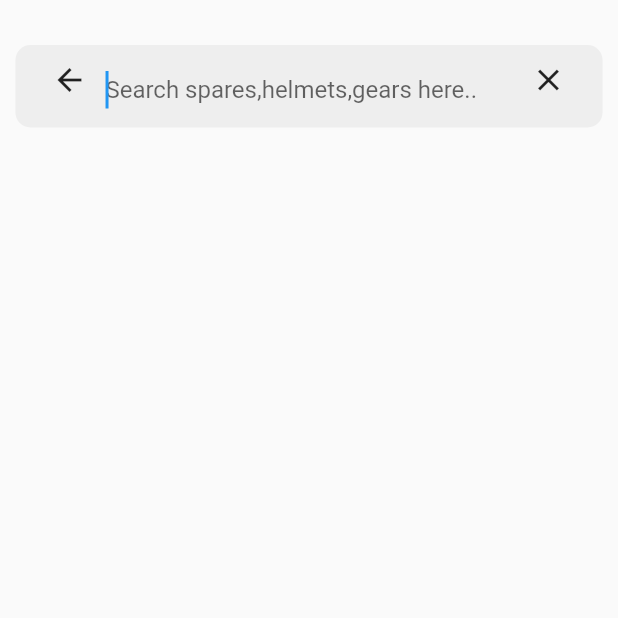
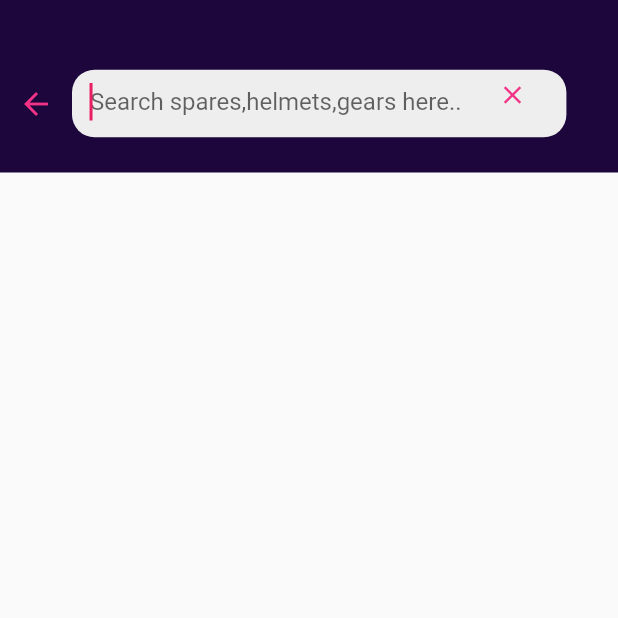
Before and after one commit to Dev-Abhijithmp/partsbay, a Flutter app: the screen it shows once a user with an empty profile is signed in, after a tap on "Search spares,helmets,gears here..", on a phone screen of 412 x 824 dp, the top half of it. Run offline on Flutter 3.47's test engine with Material 2 defaults, Android fonts, the phone set to English and light mode, and no system bars; our stand-ins replace cloud_firestore, curved_navigation_bar, firebase_auth, firebase_core, google_fonts; missing offline and left inert: flutter_swiper_tv; accounts and stored records are empty; network calls fail.

Commit message:
1.55 am 21 oct commit

```diff
--- a/lib/authentication/loginpage.dart
+++ b/lib/authentication/loginpage.dart
@@ -6,6 +6,7 @@ import 'package:flutter/services.dart';
 import 'package:partsbay/authentication/authenticate.dart';
 import 'package:partsbay/authentication/forgot.dart';
 import 'package:partsbay/authentication/signuppage.dart';
+import 'package:partsbay/colorsandfontsandwidgets.dart';
 
 class Loginpage extends StatefulWidget {
   Loginpage({Key? key}) : super(key: key);
@@ -24,7 +25,8 @@ class _LoginpageState extends State<Loginpage> {
     TextEditingController controllerPass = TextEditingController();
 
     return Scaffold(
-      backgroundColor: Color.fromRGBO(28, 6, 59, 1),
+      resizeToAvoidBottomInset: false,
+      backgroundColor: blue,
       body: Container(
         child: Stack(
           children: [
--- a/lib/authentication/siginoutstates.dart
+++ b/lib/authentication/siginoutstates.dart
@@ -1,6 +1,7 @@
 import 'package:flutter/material.dart';
 import 'package:partsbay/authentication/authenticate.dart';
 import 'package:partsbay/authentication/loginpage.dart';
+import 'package:partsbay/colorsandfontsandwidgets.dart';
 import 'package:partsbay/screens/bottombar.dart';
 
 class Signinout extends StatefulWidget {
@@ -14,6 +15,7 @@ class _SigninoutState extends State<Signinout> {
   @override
   Widget build(BuildContext context) {
     return Scaffold(
+      backgroundColor: blue,
       body: StreamBuilder(
           stream: changesign,
           builder: (context, snapshot) {
--- /dev/null
+++ b/lib/colorsandfontsandwidgets.dart
@@ -0,0 +1,41 @@
+// ignore_for_file: implementation_imports
+
+import 'package:flutter/material.dart';
+import 'package:google_fonts/google_fonts.dart';
+
+Color pink = Color.fromRGBO(242, 50, 134, 1);
+Color blue = Color.fromRGBO(28, 6, 59, 1);
+Color greybackground = Colors.grey.shade200;
+
+Widget sizedh(double value) {
+  return SizedBox(
+    height: value,
+  );
+}
+
+Widget sizedw(double value) {
+  return SizedBox(
+    width: value,
+  );
+}
+
+Widget profiletile(String title, String subtitle) {
+  return Container(
+    margin: EdgeInsets.symmetric(horizontal: 5),
+    child: Card(
+      child: ListTile(
+        title: Text(
+          title,
+          style: GoogleFonts.lato(
+              color: blue, fontWeight: FontWeight.bold, fontSize: 20),
+        ),
+        subtitle: Text(
+          subtitle,
+          style: GoogleFonts.lato(
+            color: blue,
+          ),
+        ),
+      ),
+    ),
+  );
+}
--- a/lib/inner_screen/itempage.dart
+++ b/lib/inner_screen/itempage.dart
@@ -2,7 +2,7 @@ import 'package:cloud_firestore/cloud_firestore.dart';
 import 'package:flutter/material.dart';
 import 'package:flutter_swiper_tv/flutter_swiper.dart';
 import 'package:google_fonts/google_fonts.dart';
-import 'package:partsbay/colorsandfonts.dart';
+import 'package:partsbay/colorsandfontsandwidgets.dart';
 import 'package:partsbay/myicons_icons.dart';
 
 class Itempage extends StatefulWidget {
@@ -82,7 +82,7 @@ class _ItempageState extends State<Itempage> {
                           return Card(
                             child: Image.network(
                               links[index],
-                              fit: BoxFit.cover,
+                              fit: BoxFit.contain,
                             ),
                           );
                         },
@@ -115,6 +115,8 @@ class _ItempageState extends State<Itempage> {
                       height: 50,
                       child: Center(
                         child: ListView.builder(
+                          physics: ScrollPhysics(
+                              parent: AlwaysScrollableScrollPhysics()),
                           shrinkWrap: true,
                           scrollDirection: Axis.horizontal,
                           itemBuilder: (BuildContext context, int index) {
--- a/lib/inner_screen/viewpage.dart
+++ b/lib/inner_screen/viewpage.dart
@@ -1,7 +1,7 @@
 import 'package:cloud_firestore/cloud_firestore.dart';
 import 'package:flutter/material.dart';
 import 'package:google_fonts/google_fonts.dart';
-import 'package:partsbay/colorsandfonts.dart';
+import 'package:partsbay/colorsandfontsandwidgets.dart';
 import 'package:partsbay/inner_screen/itempage.dart';
 
 class Viewpage extends StatelessWidget {
@@ -95,7 +95,6 @@ Widget singleItem(List<dynamic> url, String title, double price) {
             width: 160,
             child: Image.network(
               url[0].toString(),
-              fit: BoxFit.fill,
             ),
           ),
           SizedBox(
--- a/lib/main.dart
+++ b/lib/main.dart
@@ -27,6 +27,9 @@ class _AppState extends State<App> {
   @override
   Widget build(BuildContext context) {
     return MaterialApp(
+      theme: ThemeData(
+        primarySwatch: Colors.pink,
+      ),
       home: FutureBuilder(
         // Initialize FlutterFire:
         future: _initialization,
--- a/lib/screens/bottombar.dart
+++ b/lib/screens/bottombar.dart
@@ -1,10 +1,12 @@
 import 'package:flutter/material.dart';
+import 'package:partsbay/colorsandfontsandwidgets.dart';
 import 'package:partsbay/myicons_icons.dart';
 import 'package:partsbay/screens/cart.dart';
 import 'package:partsbay/screens/homepage.dart';
 import 'package:partsbay/screens/offlinepage.dart';
 import 'package:partsbay/screens/orderscreen.dart';
 import 'package:partsbay/screens/menuscreem.dart';
+import 'package:curved_navigation_bar/curved_navigation_bar.dart';
 
 class Bottompage extends StatefulWidget {
   Bottompage({Key? key}) : super(key: key);
@@ -32,9 +34,43 @@ class _BottompageState extends State<Bottompage> {
     }
 
     return Scaffold(
-      extendBody: true,
-      body: pages[selectedIndex],
-      bottomNavigationBar: BottomAppBar(
+        extendBody: true,
+        body: pages[selectedIndex],
+        bottomNavigationBar: CurvedNavigationBar(
+          backgroundColor: Colors.white,
+          color: blue,
+          height: 50,
+          items: [
+            Icon(
+              Icons.home,
+              color: pink,
+            ),
+            Icon(
+              Icons.gps_fixed_outlined,
+              size: 20,
+              color: pink,
+            ),
+            Icon(
+              Myicons.opencart,
+              color: pink,
+            ),
+            Icon(
+              Icons.offline_bolt,
+              color: pink,
+            ),
+            Icon(
+              Myicons.user_male,
+              size: 20,
+              color: pink,
+            ),
+          ],
+          onTap: (index) {
+            selectedstate(index);
+          },
+        ));
+  }
+}
+/*BottomAppBar(
         child: BottomNavigationBar(
           unselectedItemColor: Colors.black,
           selectedItemColor: Color.fromRGBO(223, 61, 126, 1),
@@ -70,7 +106,4 @@ class _BottompageState extends State<Bottompage> {
             ),
           ],
         ),
-      ),
-    );
-  }
-}
+      ), */
--- a/lib/screens/homepage.dart
+++ b/lib/screens/homepage.dart
@@ -1,6 +1,7 @@
 import 'package:flutter/material.dart';
 import 'package:flutter/services.dart';
-import 'package:partsbay/colorsandfonts.dart';
+import 'package:google_fonts/google_fonts.dart';
+import 'package:partsbay/colorsandfontsandwidgets.dart';
 import 'package:partsbay/fetchdata/firestore.dart';
 import 'package:partsbay/myicons_icons.dart';
 import 'package:flutter_swiper_tv/flutter_swiper.dart';
@@ -51,9 +52,7 @@ class _HomepageState extends State<Homepage> {
               child: Column(
                 crossAxisAlignment: CrossAxisAlignment.start,
                 children: [
-                  SizedBox(
-                    height: 10,
-                  ),
+                  sizedh(10),
                   Container(
                     height: 200,
                     child: Swiper(
@@ -75,76 +74,30 @@ class _HomepageState extends State<Homepage> {
                       },
                     ),
                   ),
-                  SizedBox(
-                    height: 20,
-                  ),
+                  sizedh(20),
                   Row(
                     children: [
-                      SizedBox(
-                        width: 20,
-                      ),
+                      sizedw(20),
                       Text(
                         "Categories",
-                        style: TextStyle(fontSize: 20),
+                        style: GoogleFonts.lato(color: blue, fontSize: 20),
                       ),
                     ],
                   ),
-                  SizedBox(
-                    height: 20,
-                  ),
+                  sizedh(20),
                   _categories(context),
-                  SizedBox(
-                    height: 20,
-                  ),
+                  sizedh(20),
                   Row(
                     children: [
-                      SizedBox(
-                        width: 20,
-                      ),
+                      sizedw(20),
                       Text(
-                        "Shop by Bikes",
-                        style: TextStyle(fontSize: 20),
+                        "Shop by bikes",
+                        style: GoogleFonts.lato(color: blue, fontSize: 20),
                       ),
                     ],
                   ),
                   _shopbybikes(),
-                  SizedBox(
-                    height: 20,
-                  ),
-                  SizedBox(
-                    height: 20,
-                  ),
-                  SizedBox(
-                    height: 20,
-                  ),
-                  Card(
-                    margin: EdgeInsets.all(8),
-                    child: Container(
-                      height: 200,
-                      decoration: BoxDecoration(
-                        borderRadius: BorderRadius.circular(50),
-                      ),
-                      child: Swiper(
-                        fade: 1,
-                        autoplay: true,
-                        itemCount: img.length,
-                        controller: SwiperController(),
-                        pagination: SwiperPagination(
-                          builder: SwiperPagination.dots,
-                          alignment: Alignment.bottomCenter,
-                        ),
-                        itemBuilder: (BuildContext context, int index) {
-                          return Image.asset(
-                            img[index],
-                            fit: BoxFit.cover,
-                          );
-                        },
-                      ),
-                    ),
-                  ),
-                  SizedBox(
-                    height: 50,
-                  )
+                  sizedh(60),
                 ],
               ),
             ),
@@ -160,7 +113,7 @@ Widget _appbar(context, double latitude, double logtitude) {
     width: double.infinity,
     height: 120,
     decoration: BoxDecoration(
-      color: Color.fromRGBO(28, 6, 59, 1),
+      color: blue,
       boxShadow: [
         BoxShadow(
             blurRadius: 1,
@@ -205,9 +158,7 @@ Widget _appbar(context, double latitude, double logtitude) {
         Row(
           mainAxisAlignment: MainAxisAlignment.spaceEvenly,
           children: [
-            SizedBox(
-              width: 10,
-            ),
+            sizedw(10),
             GestureDetector(
               onTap: () {
                 Navigator.push(context,
@@ -227,7 +178,11 @@ Widget _appbar(context, double latitude, double logtitude) {
                 child: Row(
                   children: [
                     Icon(Icons.search),
-                    Expanded(child: Text("Search spares,helmets,gears here.."))
+                    Expanded(
+                        child: Text("Search spares,helmets,gears here..",
+                            style: GoogleFonts.lato(
+                              color: blue,
+                            ))),
                   ],
                 ),
               ),
@@ -242,7 +197,7 @@ Widget _appbar(context, double latitude, double logtitude) {
                 icon: Icon(
                   Myicons.heart_empty,
                   size: 20,
-                  color: Color.fromRGBO(223, 61, 126, 1),
+                  color: pink,
                 ))
           ],
         )
@@ -252,41 +207,48 @@ Widget _appbar(context, double latitude, double logtitude) {
 }
 
 Widget _shopbybikes() {
-  return Container(
+  List<String> img = [
+    "images/duke390.jpeg",
+    "images/g310.jpeg",
+    "images/himalayan.jpeg",
+    "images/ninja.jpeg",
+    "images/duke390.jpeg"
+  ];
+  return SizedBox(
+    height: 60 * (img.length * 2),
     width: double.infinity,
-    child: SingleChildScrollView(
-      scrollDirection: Axis.horizontal,
-      child: Row(
-        children: [
-          SizedBox(
-            width: 100,
-            height: 100,
-            child: Card(child: Image.asset("images/duke390.jpeg")),
-          ),
-          SizedBox(
-            width: 100,
-            height: 100,
-            child: Card(child: Image.asset("images/g310.jpeg")),
-          ),
-          SizedBox(
-            width: 100,
-            height: 100,
-            child: Card(
-              child: Image.asset("images/himalayan.jpeg"),
+    child: GridView.builder(
+      shrinkWrap: true,
+      scrollDirection: Axis.vertical,
+      controller: ScrollController(keepScrollOffset: false),
+      physics: NeverScrollableScrollPhysics(),
+      gridDelegate:
+          SliverGridDelegateWithFixedCrossAxisCount(crossAxisCount: 2),
+      itemBuilder: (BuildContext context, int index) {
+        return SizedBox(
+          height: 100,
+          width: 100,
+          child: Card(
+            child: Column(
+              mainAxisAlignment: MainAxisAlignment.spaceBetween,
+              children: [
+                Image.asset(
+                  img[index],
+                  fit: BoxFit.contain,
+                ),
+                Container(
+                  margin: EdgeInsets.only(bottom: 10),
+                  child: Text(
+                    "Bike",
+                    style: GoogleFonts.lato(color: blue, fontSize: 15),
+                  ),
+                )
+              ],
             ),
           ),
-          SizedBox(
-            width: 100,
-            height: 100,
-            child: Card(child: Image.asset("images/ninja.jpeg")),
-          ),
-          SizedBox(
-            width: 100,
-            height: 100,
-            child: Card(child: Image.asset("images/duke390.jpeg")),
-          ),
-        ],
-      ),
+        );
+      },
+      itemCount: img.length,
     ),
   );
 }
@@ -321,7 +283,7 @@ Widget _categories(context) {
                     ),
                     Text(
                       "Jackets",
-                      style: TextStyle(fontSize: 20),
+                      style: GoogleFonts.lato(color: blue, fontSize: 20),
                     )
                   ],
                 ),
@@ -352,7 +314,7 @@ Widget _categories(context) {
                     ),
                     Text(
                       "Helmets",
-                      style: TextStyle(fontSize: 20),
+                      style: GoogleFonts.lato(color: blue, fontSize: 20),
                     )
                   ],
                 ),
@@ -381,7 +343,7 @@ Widget _categories(context) {
                     ),
                     Text(
                       "Gloves",
-                      style: TextStyle(fontSize: 20),
+                      style: GoogleFonts.lato(color: blue, fontSize: 20),
                     )
                   ],
                 ),
@@ -410,7 +372,7 @@ Widget _categories(context) {
                     ),
                     Text(
                       "Boots",
-                      style: TextStyle(fontSize: 20),
+                      style: GoogleFonts.lato(color: blue, fontSize: 20),
                     )
                   ],
                 ),
--- a/lib/screens/searchpage.dart
+++ b/lib/screens/searchpage.dart
@@ -1,4 +1,5 @@
 import 'package:flutter/material.dart';
+import 'package:partsbay/colorsandfontsandwidgets.dart';
 
 class Searchpage extends StatefulWidget {
   const Searchpage({Key? key}) : super(key: key);
@@ -10,18 +11,38 @@ class Searchpage extends StatefulWidget {
 class _SearchpageState extends State<Searchpage> {
   @override
   Widget build(BuildContext context) {
-    return SafeArea(
-      child: Scaffold(
-        body: Column(
-          mainAxisAlignment: MainAxisAlignment.start,
-          children: [
-            SizedBox(
-              height: 30,
+    return Scaffold(
+      resizeToAvoidBottomInset: false,
+      body: Column(
+        mainAxisAlignment: MainAxisAlignment.start,
+        children: [
+          Container(
+            width: MediaQuery.of(context).size.width,
+            height: 115,
+            color: blue,
+            child: Column(
+              mainAxisAlignment: MainAxisAlignment.start,
+              children: [
+                sizedh(45),
+                Row(
+                  crossAxisAlignment: CrossAxisAlignment.center,
+                  children: [
+                    IconButton(
+                        onPressed: () {
+                          Navigator.pop(context);
+                        },
+                        icon: Icon(
+                          Icons.arrow_back,
+                          color: pink,
+                        )),
+                    _searchbar(context),
+                  ],
+                ),
+              ],
             ),
-            Center(child: _searchbar(context)),
-            Spacer(),
-          ],
-        ),
+          ),
+          Spacer(),
+        ],
       ),
     );
   }
@@ -29,8 +50,8 @@ class _SearchpageState extends State<Searchpage> {
 
 Widget _searchbar(context) {
   return Container(
-    width: MediaQuery.of(context).size.width * 0.95,
-    height: 55,
+    width: MediaQuery.of(context).size.width * 0.8,
+    height: 45,
     child: TextFormField(
       enabled: true,
       autofocus: true,
@@ -40,12 +61,13 @@ Widget _searchbar(context) {
           filled: true,
           hintText: "Search spares,helmets,gears here..",
           fillColor: Colors.grey.shade200,
-          prefix: IconButton(
-              onPressed: () {
-                Navigator.pop(context);
-              },
-              icon: Icon(Icons.arrow_back)),
-          suffix: IconButton(onPressed: () {}, icon: Icon(Icons.close)),
+          suffix: IconButton(
+              onPressed: () {},
+              icon: Icon(
+                Icons.close,
+                color: pink,
+                size: 20,
+              )),
           border: ouit(),
           errorBorder: ouit(),
           enabledBorder: ouit(),
@@ -58,7 +80,7 @@ Widget _searchbar(context) {
 
 OutlineInputBorder ouit() {
   return OutlineInputBorder(
-    borderRadius: BorderRadius.circular(10),
+    borderRadius: BorderRadius.circular(15),
     borderSide: BorderSide.none,
   );
 }
--- a/pubspec.yaml
+++ b/pubspec.yaml
@@ -37,6 +37,7 @@ dependencies:
   provider: ^6.0.1
   cloud_firestore: ^2.5.3
   firebase_storage: ^10.0.5
+  curved_navigation_bar: ^1.0.1 #latest version
 
 
 dev_dependencies:
```
Also changed, not shown: lib/colorsandfonts.dart (deleted, +0 -7 lines), lib/screens/cart.dart (+70 -65 lines), lib/screens/menuscreem.dart (+29 -75 lines), lib/functions.dart (added), pubspec.lock.
